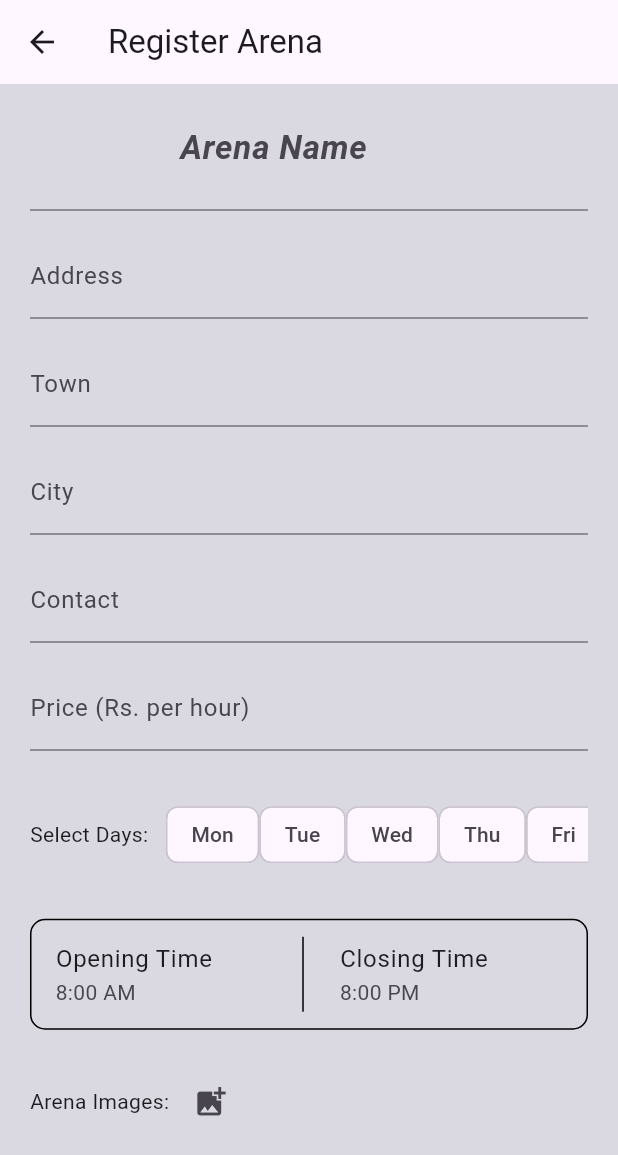
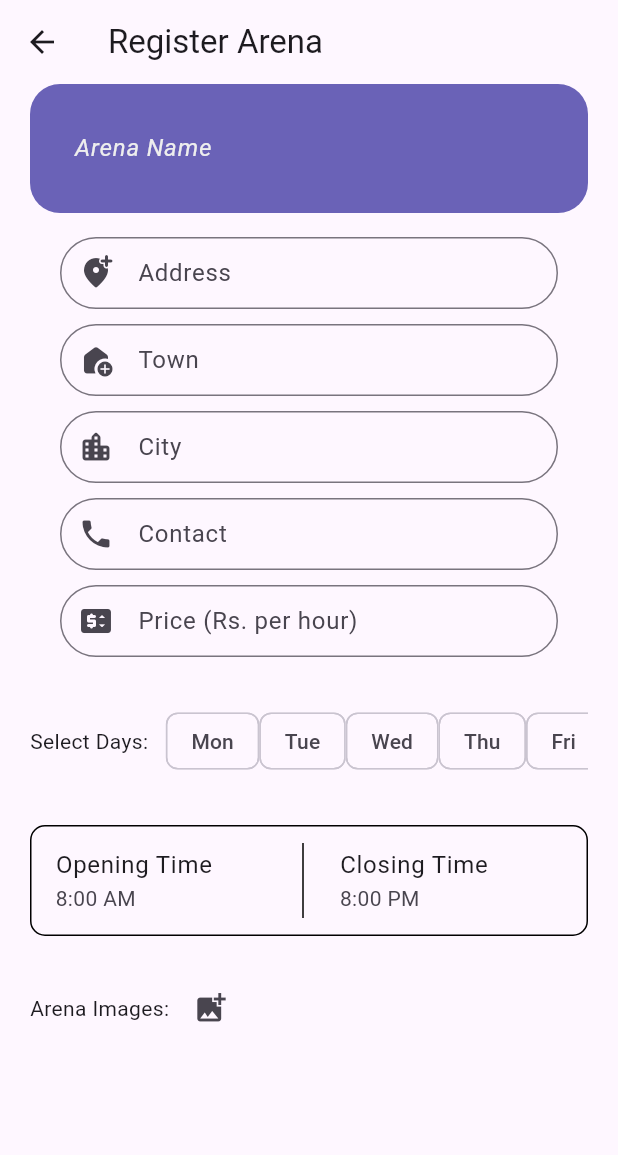
Before and after one commit to Ahmad-Waseem/ArenaGo, a Flutter app: the AddArenaView screen opened directly, on a phone screen of 412 x 824 dp. Shown: the top 1155 px of the screen. Run offline on Flutter 3.47's test engine with Material 3 defaults, Android fonts, the phone set to English and light mode, and no system bars; our stand-ins replace cloud_firestore, firebase_auth, firebase_core, firebase_database, firebase_storage, geolocator and 2 more; accounts and stored records are empty.

Commit message:
AddArena Page UI
Worked on UI of Add Arena Page

```diff
--- a/lib/views/add_arena.dart
+++ b/lib/views/add_arena.dart
@@ -31,7 +31,7 @@ class _AddArenaViewState extends State<AddArenaView> {
   @override
   Widget build(BuildContext context) {
     return Scaffold(
-      backgroundColor: dBackgroundColor,
+      //backgroundColor: dBackgroundColor,
       appBar: AppBar(
         title: const Text('Register Arena'),
       ),
@@ -42,19 +42,33 @@ class _AddArenaViewState extends State<AddArenaView> {
           child: Column(
             crossAxisAlignment: CrossAxisAlignment.start,
             children: <Widget>[
-              TextFormField(
+              Container(
+                width: double.infinity,
+                padding: EdgeInsets.symmetric(horizontal: 20),
+                decoration: BoxDecoration(
+                  color: kPrimaryColor,
+                  borderRadius: BorderRadius.circular(20),
+                ),
+                child: TextFormField(
                   controller: _arenaNameController,
-                decoration: const InputDecoration(
+                  textAlign: TextAlign.center, // Center the text horizontally
+                  decoration: InputDecoration(
                     labelText: 'Arena Name',
-                  contentPadding: EdgeInsets.symmetric(
-                      horizontal: 100.0,
-                      vertical: 20), // Adjust vertical padding
+                    contentPadding:
+                        EdgeInsets.symmetric(vertical: 20, horizontal: 10),
                     labelStyle: TextStyle(
-                    fontSize: 22, // Adjust font size
-                    fontWeight: FontWeight.bold, // Make the text bold
-                    height: 2.0, // Adjust height
-                    fontStyle: FontStyle.italic, // Apply italic style
+                      fontSize: 16,
+                      fontWeight: FontWeight.normal,
+                      height: 2.0,
+                      fontStyle: FontStyle.italic,
+                      color: Colors.grey[200],
                     ),
+                    border: InputBorder.none,
+                  ),
+                  style: TextStyle(
+                    color: Colors.white,
+                    fontSize: 20,
+                    fontWeight: FontWeight.bold,
                   ),
                   validator: (value) {
                     if (value == null || value.isEmpty) {
@@ -63,11 +77,23 @@ class _AddArenaViewState extends State<AddArenaView> {
                     return null;
                   },
                 ),
+              ),
               const SizedBox(height: 16.0),
+              Padding(
+                padding: const EdgeInsets.symmetric(horizontal: 20.0),
+                child: Column(
+                  children: [
                     TextFormField(
                       controller: _arenaAddressController,
-                decoration: const InputDecoration(
+                      decoration: InputDecoration(
                         labelText: 'Address',
+                        prefixIcon: Icon(Icons.add_location_alt_rounded),
+                        border: OutlineInputBorder(
+                          borderRadius: BorderRadius.circular(200.0),
+                          borderSide: const BorderSide(color: kPrimaryColor),
+                        ),
+                        contentPadding:
+                            EdgeInsets.symmetric(vertical: 12, horizontal: 0),
                       ),
                       validator: (value) {
                         if (value == null || value.isEmpty) {
@@ -76,11 +102,18 @@ class _AddArenaViewState extends State<AddArenaView> {
                         return null;
                       },
                     ),
-              const SizedBox(height: 16.0),
+                    const SizedBox(height: 10.0),
                     TextFormField(
                       controller: _arenaTownController,
-                decoration: const InputDecoration(
+                      decoration: InputDecoration(
                         labelText: 'Town',
+                        prefixIcon: Icon(Icons.add_home_rounded),
+                        border: OutlineInputBorder(
+                          borderRadius: BorderRadius.circular(200.0),
+                          borderSide: const BorderSide(color: kPrimaryColor),
+                        ),
+                        contentPadding:
+                            EdgeInsets.symmetric(vertical: 12, horizontal: 0),
                       ),
                       validator: (value) {
                         if (value == null || value.isEmpty) {
@@ -89,11 +122,18 @@ class _AddArenaViewState extends State<AddArenaView> {
                         return null;
                       },
                     ),
-              const SizedBox(height: 16.0),
+                    const SizedBox(height: 10.0),
                     TextFormField(
                       controller: _arenaCityController,
-                decoration: const InputDecoration(
+                      decoration: InputDecoration(
                         labelText: 'City',
+                        prefixIcon: Icon(Icons.location_city_rounded),
+                        border: OutlineInputBorder(
+                          borderRadius: BorderRadius.circular(200.0),
+                          borderSide: const BorderSide(color: kPrimaryColor),
+                        ),
+                        contentPadding:
+                            EdgeInsets.symmetric(vertical: 12, horizontal: 0),
                       ),
                       validator: (value) {
                         if (value == null || value.isEmpty) {
@@ -102,11 +142,18 @@ class _AddArenaViewState extends State<AddArenaView> {
                         return null;
                       },
                     ),
-              const SizedBox(height: 16.0),
+                    const SizedBox(height: 10.0),
                     TextFormField(
                       controller: _arenaContactController,
-                decoration: const InputDecoration(
+                      decoration: InputDecoration(
                         labelText: 'Contact',
+                        prefixIcon: Icon(Icons.phone),
+                        border: OutlineInputBorder(
+                          borderRadius: BorderRadius.circular(200.0),
+                          borderSide: const BorderSide(color: kPrimaryColor),
+                        ),
+                        contentPadding:
+                            EdgeInsets.symmetric(vertical: 12, horizontal: 0),
                       ),
                       keyboardType: TextInputType.number,
                       validator: (value) {
@@ -116,11 +163,18 @@ class _AddArenaViewState extends State<AddArenaView> {
                         return null;
                       },
                     ),
-              const SizedBox(height: 16.0),
+                    const SizedBox(height: 10.0),
                     TextFormField(
                       controller: _arenaPriceController,
-                decoration: const InputDecoration(
+                      decoration: InputDecoration(
                         labelText: 'Price (Rs. per hour)',
+                        prefixIcon: Icon(Icons.price_change_rounded),
+                        border: OutlineInputBorder(
+                          borderRadius: BorderRadius.circular(200.0),
+                          borderSide: const BorderSide(color: kPrimaryColor),
+                        ),
+                        contentPadding:
+                            EdgeInsets.symmetric(vertical: 12, horizontal: 0),
                       ),
                       keyboardType: TextInputType.number,
                       validator: (value) {
@@ -129,6 +183,9 @@ class _AddArenaViewState extends State<AddArenaView> {
                         }
                         return null;
                       },
+                    ),
+                  ],
+                ),
               ),
               const SizedBox(height: 16.0),
               const SizedBox(height: 16.0),
@@ -148,7 +205,14 @@ class _AddArenaViewState extends State<AddArenaView> {
                       'Sun'
                     ])
                       FilterChip(
-                        label: Text(day),
+                        label: Text(
+                          day,
+                          style: TextStyle(
+                            color: _selectedDays.contains(day)
+                                ? Colors.white
+                                : null,
+                          ),
+                        ),
                         selected: _selectedDays.contains(day),
                         onSelected: (bool selected) {
                           setState(() {
@@ -159,6 +223,10 @@ class _AddArenaViewState extends State<AddArenaView> {
                             }
                           });
                         },
+                        selectedColor: kPrimaryColor,
+                        backgroundColor: _selectedDays.contains(day)
+                            ? kPrimaryColor // Change background color for selected chip
+                            : null,
                       ),
                   ],
                 ),
```
Lines whose indentation alone changed are shown as unchanged.
